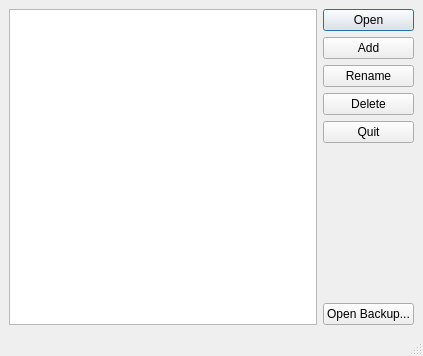
Old version of the form designer/profiles.ui in the repository YaooXu/Anki-for-Diego.
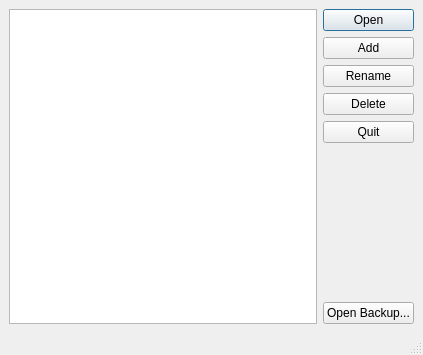
New version of the form. Icons and pictures are not drawn.

What changed in the file:
```diff
--- a/designer/profiles.ui
+++ b/designer/profiles.ui
@@ -7,7 +7,7 @@
     <x>0</x>
     <y>0</y>
     <width>423</width>
-    <height>356</height>
+    <height>355</height>
    </rect>
   </property>
   <property name="windowTitle">
@@ -17,6 +17,9 @@
    <iconset resource="icons.qrc">
     <normaloff>:/icons/anki.png</normaloff>:/icons/anki.png</iconset>
   </property>
+  <property name="styleSheet">
+   <string notr="true">background:url(:/icons/Mainwindow_bg.jpg)</string>
+  </property>
   <widget class="QWidget" name="centralwidget">
    <layout class="QVBoxLayout" name="verticalLayout_3">
     <item>
@@ -24,7 +27,11 @@
       <item>
        <layout class="QVBoxLayout" name="verticalLayout_2">
         <item>
-         <widget class="QListWidget" name="profiles"/>
+         <widget class="QListWidget" name="profiles">
+          <property name="styleSheet">
+           <string notr="true">background:url(:/icons/Mainwindow_bg.jpg)</string>
+          </property>
+         </widget>
         </item>
        </layout>
       </item>
```
Left out of the diff: 2 changed lines with no effect on the pictures.
